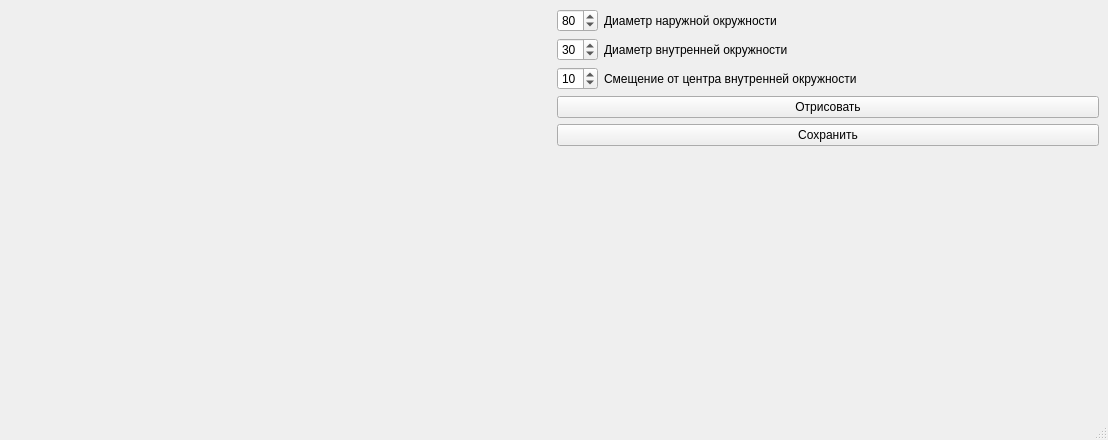
Old version of the form mainwindow.ui in the repository kornaev/spirograph.
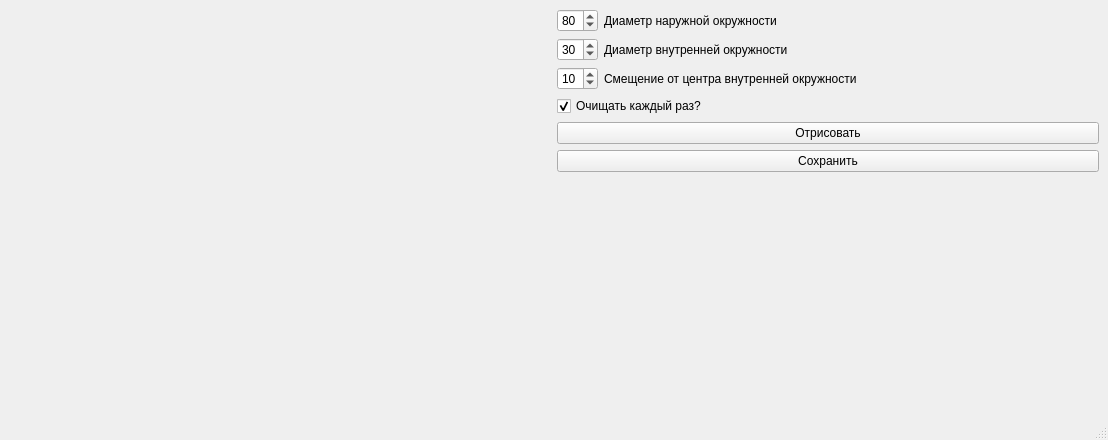
New version of the form.

Diff of the .ui file:
```diff
--- a/mainwindow.ui
+++ b/mainwindow.ui
@@ -132,6 +132,19 @@
         </item>
        </layout>
       </item>
+      <item>
+       <widget class="QCheckBox" name="cb_clean">
+        <property name="text">
+         <string>Очищать каждый раз?</string>
+        </property>
+        <property name="checked">
+         <bool>true</bool>
+        </property>
+       </widget>
+      </item>
+      <item>
+       <layout class="QHBoxLayout" name="horizontalLayout_5"/>
+      </item>
       <item>
        <widget class="QPushButton" name="but_draw">
         <property name="text">
```
